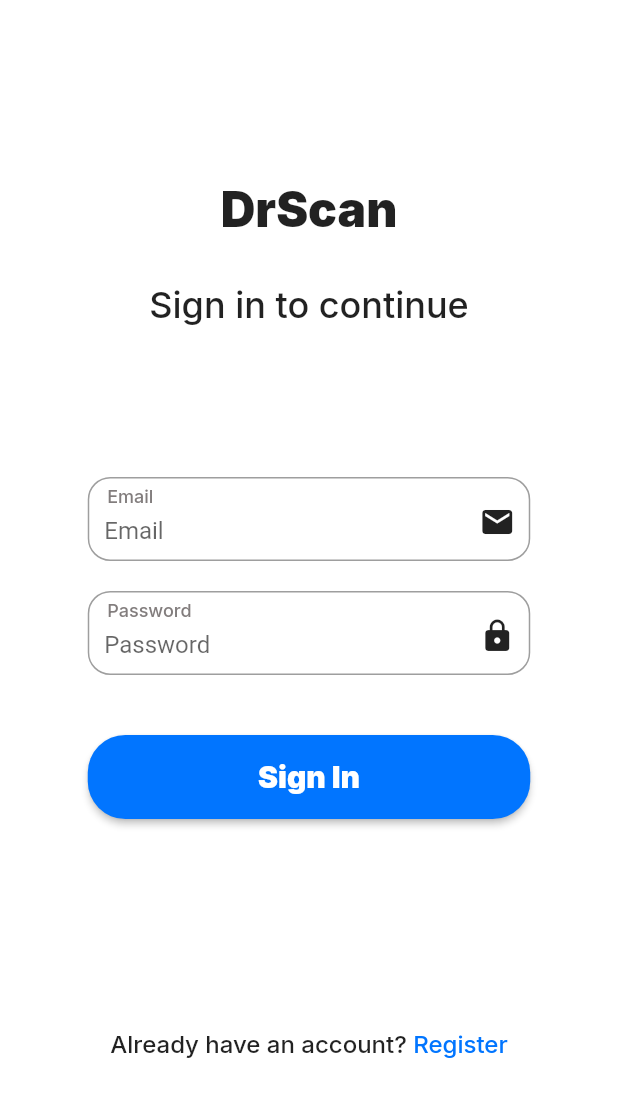
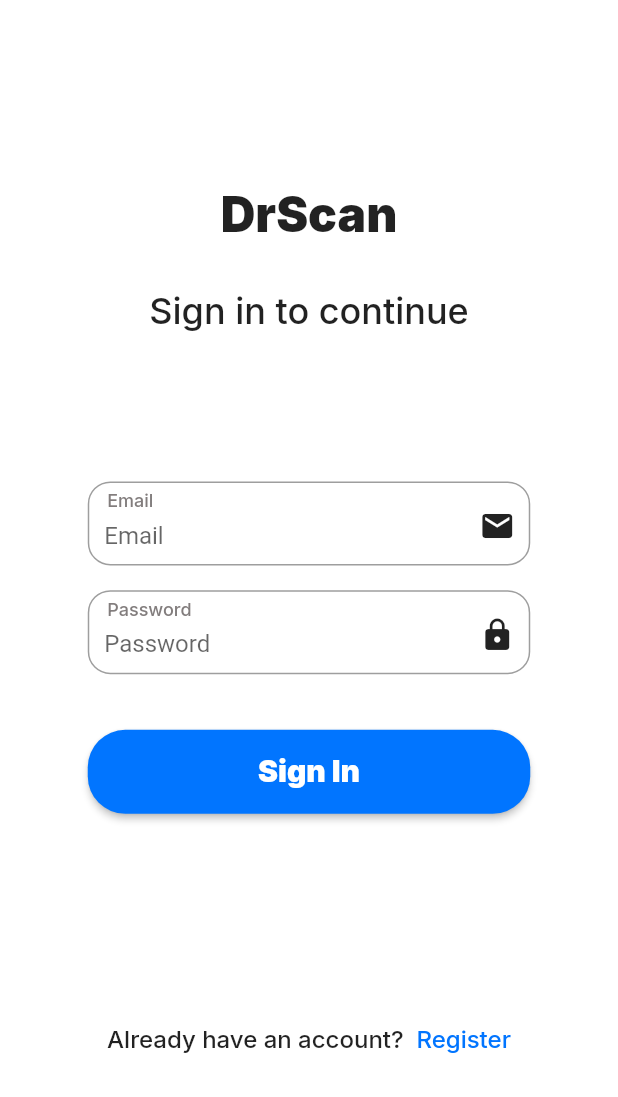
Before and after one commit to tb-rules10/DrScan, a Flutter app: the AuthenticationScreen screen opened by its route, on a phone screen of 412 x 824 dp. Shown: the top 1097 px of the screen. Run offline on Flutter 3.47's test engine with Material 2 defaults, Android fonts, the phone set to English and light mode, and no system bars; our stand-ins replace google_fonts.

Commit message:
Authentication page made responsive

```diff
--- a/lib/pages/AuthenticationScreen.dart
+++ b/lib/pages/AuthenticationScreen.dart
@@ -1,5 +1,4 @@
 import 'package:dr_scan/pages/BottomNavbar.dart';
-import 'package:dr_scan/pages/HomeScreen.dart';
 import 'package:flutter/material.dart';
 
 class AuthenticationScreen extends StatelessWidget {
@@ -10,14 +9,17 @@ class AuthenticationScreen extends StatelessWidget {
   Widget build(BuildContext context) {
     TextEditingController _emailController = TextEditingController();
     TextEditingController _passwordController = TextEditingController();
+    double height = MediaQuery.of(context).size.height;
+    double width = MediaQuery.of(context).size.width;
     // SystemChrome.setPreferredOrientations(po)
     return Scaffold(
       backgroundColor: Color(0xffFFFFFF),
       body: SafeArea(
+        child: SingleChildScrollView(
           child: Column(
             children: [
-            const Padding(
-              padding: const EdgeInsets.fromLTRB(0, 120, 0, 30),
+              Container(
+                padding: EdgeInsets.fromLTRB(0,height*0.15,0,height*0.037),
                 child: Center(
                   child: Text(
                     'DrScan',
@@ -40,20 +42,20 @@ class AuthenticationScreen extends StatelessWidget {
                 ),
               ),
               SizedBox(
-              height: 100,
+                height: height*0.12,
               ),
               _buildTextFieldWithLabelAndIcon(
                 label: 'Email',
                 controller: _emailController,
                 icon: Icons.email,
               ),
-            SizedBox(height: 20),
+              SizedBox(height: height*0.02),
               _buildTextFieldWithLabelAndIcon(
                 label: 'Password',
                 controller: _passwordController,
                 icon: Icons.lock,
               ),
-            SizedBox(height: 40),
+              SizedBox(height: height*0.045),
               ElevatedButton(
                 onPressed: () {
                   Navigator.pushNamed(context, BottomNavbar.id);
@@ -79,8 +81,8 @@ class AuthenticationScreen extends StatelessWidget {
                   ),
                 ),
               ),
-            SizedBox(height: 140,),
-            Text.rich(
+              SizedBox(height: height*0.170,),
+              const Text.rich(
                 TextSpan(
                   text: 'Already have an account? ',
                   style: TextStyle(
@@ -91,7 +93,7 @@ class AuthenticationScreen extends StatelessWidget {
                   ),
                   children: [
                     TextSpan(
-                    text: 'Register',
+                      text: ' Register',
                       style: TextStyle(
                         fontFamily: 'Inter',
                         fontSize: 16,
@@ -104,6 +106,7 @@ class AuthenticationScreen extends StatelessWidget {
               ),
 
             ],
+          ),
         ),
       ),
     );
--- a/lib/pages/BottomNavbar.dart
+++ b/lib/pages/BottomNavbar.dart
@@ -1,3 +1,5 @@
+// ignore_for_file: must_be_immutable
+
 import 'package:dr_scan/constants/textStyles.dart';
 import 'package:dr_scan/pages/HomeScreen.dart';
 import 'package:dr_scan/pages/SettingScreen.dart';
--- a/lib/pages/HomeScreen.dart
+++ b/lib/pages/HomeScreen.dart
@@ -1,7 +1,6 @@
 import 'package:flutter/material.dart';
 import 'package:google_fonts/google_fonts.dart';
 
-import '../constants/textStyles.dart';
 
 class HomeScreen extends StatefulWidget {
   static String id = "HomeScreen";
```
Lines whose indentation alone changed are shown as unchanged.
